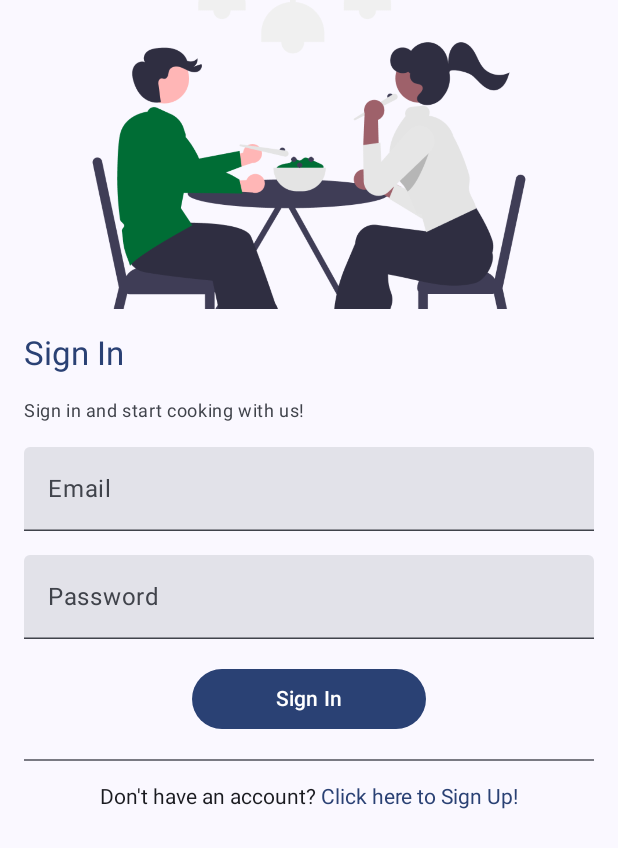
After one commit to capstone-first/vegalicious-app, an Android app built with Jetpack Compose: the LoginActivity screen opened directly, with no data from a screen before it, on a phone screen of 412 x 824 dp. The commit adds this screen. Shown: the top 848 px of the screen. Run offline under Robolectric (Android 15) with nearby library versions, the phone set to English and light mode, and no system bars.

Commit message:
Added Login and Sign Up Activity, AnnotatedClickableText component

```diff
--- a/app/build.gradle
+++ b/app/build.gradle
@@ -57,7 +57,10 @@ dependencies {
     implementation 'androidx.compose.ui:ui-graphics'
     implementation 'androidx.compose.ui:ui-tooling-preview'
     implementation 'androidx.compose.material3:material3'
+    implementation "androidx.compose.material:material-icons-extended"
     implementation "io.coil-kt:coil-compose:2.2.0"
+    implementation platform('androidx.compose:compose-bom:2022.10.00')
+    implementation platform('androidx.compose:compose-bom:2022.10.00')
     implementation platform('androidx.compose:compose-bom:2022.10.00')
     implementation platform('androidx.compose:compose-bom:2022.10.00')
     testImplementation 'junit:junit:4.13.2'
@@ -66,6 +69,8 @@ dependencies {
     androidTestImplementation platform('androidx.compose:compose-bom:2022.10.00')
     androidTestImplementation 'androidx.compose.ui:ui-test-junit4'
     androidTestImplementation platform('androidx.compose:compose-bom:2022.10.00')
+    androidTestImplementation platform('androidx.compose:compose-bom:2022.10.00')
+    androidTestImplementation platform('androidx.compose:compose-bom:2022.10.00')
     debugImplementation 'androidx.compose.ui:ui-tooling'
     debugImplementation 'androidx.compose.ui:ui-test-manifest'
 }
--- /dev/null
+++ b/app/src/main/java/com/bangkit/vegalicious/components/AnnotatedClickableText.kt
@@ -0,0 +1,53 @@
+package com.bangkit.vegalicious.components
+
+import android.util.Log
+import androidx.compose.foundation.text.ClickableText
+import androidx.compose.material3.MaterialTheme
+import androidx.compose.runtime.Composable
+import androidx.compose.ui.Modifier
+import androidx.compose.ui.text.SpanStyle
+import androidx.compose.ui.text.buildAnnotatedString
+import androidx.compose.ui.text.withStyle
+
+// Reference: https://developer.android.com/jetpack/compose/text#click-with-annotation
+@Composable
+fun AnnotatedClickableText(text1: String, text2: String, action: () -> Unit, modifier: Modifier = Modifier) {
+	val annotatedText = buildAnnotatedString {
+		//append your initial text
+		withStyle(
+			style = SpanStyle(
+				color = MaterialTheme.colorScheme.onBackground
+			)
+		) {
+			append(text1)
+
+		}
+
+		//Start of the pushing annotation which you want to color and make them clickable later
+		pushStringAnnotation(
+			tag = text2,// provide tag which will then be provided when you click the text
+			annotation = text2
+		)
+		//add text with your different color/style
+		withStyle(
+			style = SpanStyle(
+				color = MaterialTheme.colorScheme.primary
+			)
+		) {
+			append(text2)
+		}
+		pop()
+	}
+	ClickableText(
+		text = annotatedText,
+		onClick = { offset ->
+			annotatedText.getStringAnnotations(
+				tag = text2,// tag which you used in the buildAnnotatedString
+				start = offset,
+				end = offset
+			).firstOrNull()?.let { annotation ->
+				Log.d("Clicked URL", annotation.item)
+			}
+		}
+	)
+}
--- /dev/null
+++ b/app/src/main/java/com/bangkit/vegalicious/screens/auth/login/LoginActivity.kt
@@ -0,0 +1,146 @@
+package com.bangkit.vegalicious.screens.auth.login
+
+import android.os.Bundle
+import androidx.activity.ComponentActivity
+import androidx.activity.compose.setContent
+import androidx.compose.foundation.Image
+import androidx.compose.foundation.layout.Arrangement
+import androidx.compose.foundation.layout.Column
+import androidx.compose.foundation.layout.fillMaxSize
+import androidx.compose.foundation.layout.fillMaxWidth
+import androidx.compose.foundation.layout.height
+import androidx.compose.foundation.layout.padding
+import androidx.compose.foundation.layout.width
+import androidx.compose.material.icons.Icons
+import androidx.compose.material.icons.filled.Cancel
+import androidx.compose.material3.Button
+import androidx.compose.material3.Divider
+import androidx.compose.material3.ExperimentalMaterial3Api
+import androidx.compose.material3.Icon
+import androidx.compose.material3.IconButton
+import androidx.compose.material3.MaterialTheme
+import androidx.compose.material3.Surface
+import androidx.compose.material3.Text
+import androidx.compose.material3.TextField
+import androidx.compose.runtime.Composable
+import androidx.compose.runtime.getValue
+import androidx.compose.runtime.mutableStateOf
+import androidx.compose.runtime.remember
+import androidx.compose.runtime.setValue
+import androidx.compose.ui.Alignment
+import androidx.compose.ui.Modifier
+import androidx.compose.ui.graphics.painter.Painter
+import androidx.compose.ui.layout.ContentScale
+import androidx.compose.ui.res.painterResource
+import androidx.compose.ui.tooling.preview.Preview
+import androidx.compose.ui.unit.dp
+import com.bangkit.vegalicious.R
+import com.bangkit.vegalicious.components.AnnotatedClickableText
+import com.bangkit.vegalicious.ui.theme.VegaliciousTheme
+
+class LoginActivity : ComponentActivity() {
+	override fun onCreate(savedInstanceState: Bundle?) {
+		super.onCreate(savedInstanceState)
+		setContent {
+			VegaliciousTheme {
+				// A surface container using the 'background' color from the theme
+				Surface(
+					modifier = Modifier.fillMaxSize(),
+					color = MaterialTheme.colorScheme.background
+				) {
+					LoginApp()
+				}
+			}
+		}
+	}
+}
+
+@OptIn(ExperimentalMaterial3Api::class)
+@Composable
+fun LoginApp(modifier: Modifier = Modifier) {
+	var emailInput by remember { mutableStateOf("") }
+	var passwordInput by remember { mutableStateOf("")}
+
+	Column(
+		horizontalAlignment = Alignment.CenterHorizontally,
+		verticalArrangement = Arrangement.spacedBy(16.dp),
+		modifier = Modifier.padding(horizontal = 16.dp)
+	) {
+		Image(
+			painter = painterResource(id = R.drawable.loginimage),
+			contentDescription = "Login Image",
+			contentScale = ContentScale.Crop,
+			modifier = Modifier.height(206.dp)
+		)
+		Text(
+			text = "Sign In",
+			style = MaterialTheme.typography.titleLarge,
+			color = MaterialTheme.colorScheme.primary,
+			modifier = Modifier.fillMaxWidth()
+		)
+		Text(
+			text = "Sign in and start cooking with us!",
+			style = MaterialTheme.typography.bodySmall,
+			color = MaterialTheme.colorScheme.onSurfaceVariant,
+			modifier = Modifier.fillMaxWidth()
+		)
+		TextField(
+			value = emailInput,
+			onValueChange = { emailInput = it },
+			trailingIcon = {
+			   if(emailInput.isNotEmpty()) {
+				   IconButton(
+					   onClick = { emailInput = "" },
+				   ) {
+					   Icon(
+						   Icons.Default.Cancel,
+						   contentDescription = "Clear"
+					   )
+				   }
+			   }
+			},
+			modifier = Modifier
+				.fillMaxWidth(),
+			label = { Text("Email")},
+			placeholder = { Text("example@email.com")}
+		)
+		TextField(
+			value = passwordInput,
+			onValueChange = { passwordInput = it },
+			trailingIcon = {
+				if(passwordInput.isNotEmpty()) {
+					IconButton(
+						onClick = { passwordInput = "" },
+					) {
+						Icon(
+							Icons.Default.Cancel,
+							contentDescription = "Clear"
+						)
+					}
+				}
+			},
+			modifier = Modifier
+				.fillMaxWidth(),
+			label = { Text("Password")},
+			placeholder = { Text("yourpass123")}
+		)
+		Button(onClick = { /*TODO*/ }, Modifier.width(156.dp)) {
+			Text("Sign In")
+		}
+		Divider()
+		AnnotatedClickableText(text1 = "Don't have an account? ", text2 = "Click here to Sign Up!", action = { /*TODO*/ })
+	}
+}
+
+@Preview(showBackground = true)
+@Composable
+fun LoginAppPreview() {
+	VegaliciousTheme {
+		Surface(
+			modifier = Modifier.fillMaxSize(),
+			color = MaterialTheme.colorScheme.background
+		) {
+			LoginApp()
+		}
+	}
+}
--- a/app/src/main/res/values/strings.xml
+++ b/app/src/main/res/values/strings.xml
@@ -7,4 +7,6 @@
     <string name="title_activity_recipe_details">RecipeDetailsActivity</string>
     <string name="title_activity_favorite">FavoriteActivity</string>
     <string name="favorites">Favorites</string>
+    <string name="title_activity_login">LoginActivity</string>
+    <string name="title_activity_sign_up">SignUpActivity</string>
 </resources>
```
Also changed, not shown: app/src/main/AndroidManifest.xml (+10 -0 lines), app/src/main/java/com/bangkit/vegalicious/screens/auth/signup/SignUpActivity.kt (added, +167 -0 lines), app/src/main/res/drawable/loginimage.png (added), app/src/main/res/drawable/signupimage.png (added).
